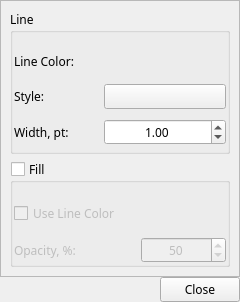
Qt form src/ui/forms/curve_properties.ui (DarkMatro/RS-tool) before a commit.
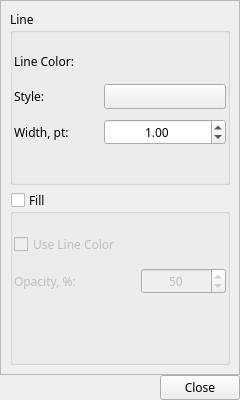
The same form after that commit. Custom widgets are drawn as their Qt base class.

```diff
--- a/src/ui/forms/curve_properties.ui
+++ b/src/ui/forms/curve_properties.ui
@@ -7,7 +7,7 @@
     <x>0</x>
     <y>0</y>
     <width>240</width>
-    <height>300</height>
+    <height>400</height>
    </rect>
   </property>
   <property name="font">
```
